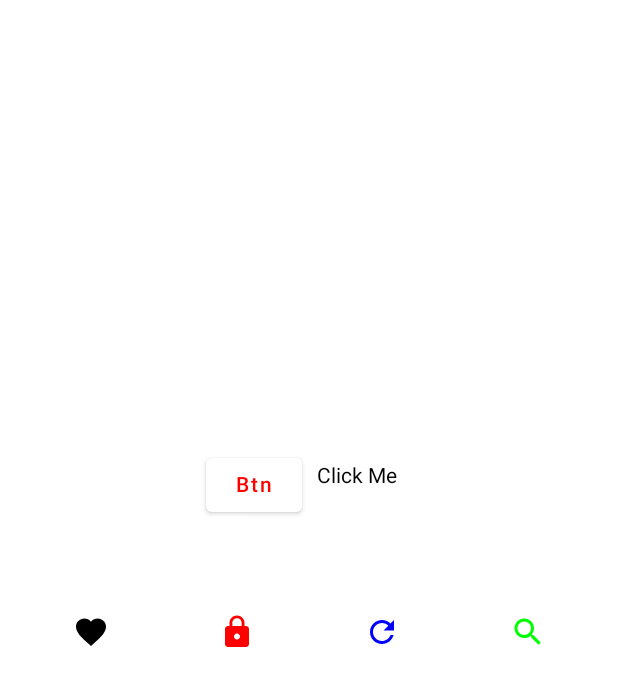
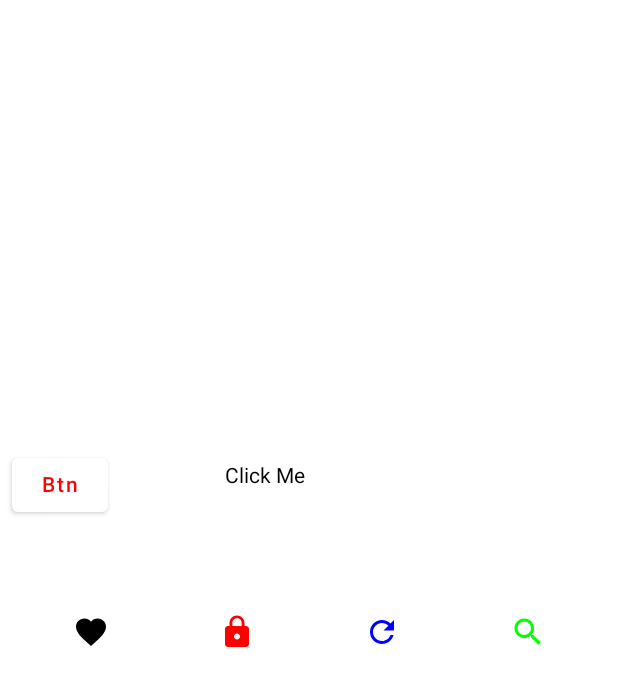
Before and after one commit to Nolions/ExerciseJetpackCompose, an Android app built with Jetpack Compose: the screen it shows after launch (ButtonTestActivity), on a phone screen of 412 x 824 dp. Shown: the top 686 px of the screen. Run offline under Robolectric (Android 15) with nearby library versions, the light colour scheme and no system bars.

Commit message:
[feature] weight apply

```diff
--- a/app/src/main/java/tw/nolions/exercisejetpackcompose/ButtonTestActivity.kt
+++ b/app/src/main/java/tw/nolions/exercisejetpackcompose/ButtonTestActivity.kt
@@ -45,7 +45,6 @@ fun Button() {
     val text = remember { mutableStateOf("") }
     val context = LocalContext.current
 
-
     Column(
         modifier = Modifier
             .padding(8.dp)
@@ -57,6 +56,7 @@ fun Button() {
             modifier = Modifier.fillMaxWidth(),
             horizontalArrangement = Arrangement.Center
         ) {
+            Box(modifier = Modifier.weight(1f)) {
                 Button(
                     onClick = { text.value = "btn clicked." },
                     colors = ButtonDefaults.buttonColors(
@@ -66,7 +66,9 @@ fun Button() {
                 ) {
                     Text(text = "Btn")
                 }
+            }
 
+            Box(modifier = Modifier.weight(2f)) {
                 ClickableText(
                     text = AnnotatedString("Click Me"),
                     modifier = Modifier.padding(10.dp),
@@ -74,6 +76,7 @@ fun Button() {
                         text.value = "text clicked."
                     }
                 )
+            }
         }
 
         Spacer(
```
Lines whose indentation alone changed are shown as unchanged.
